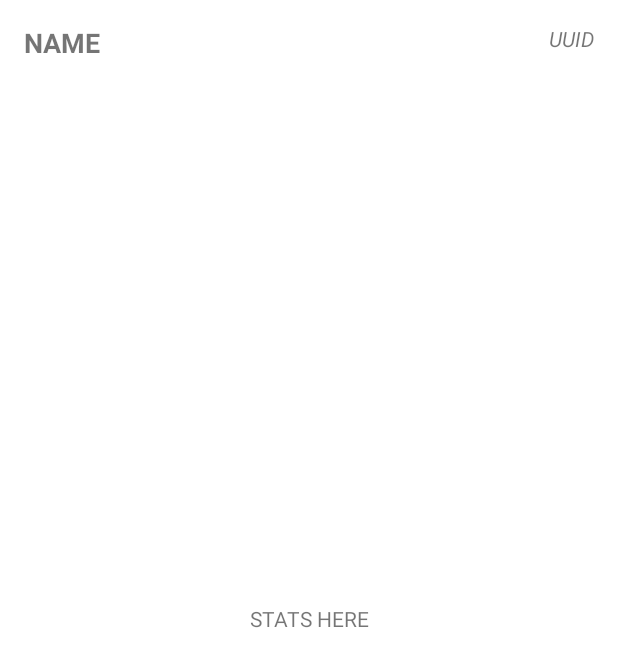
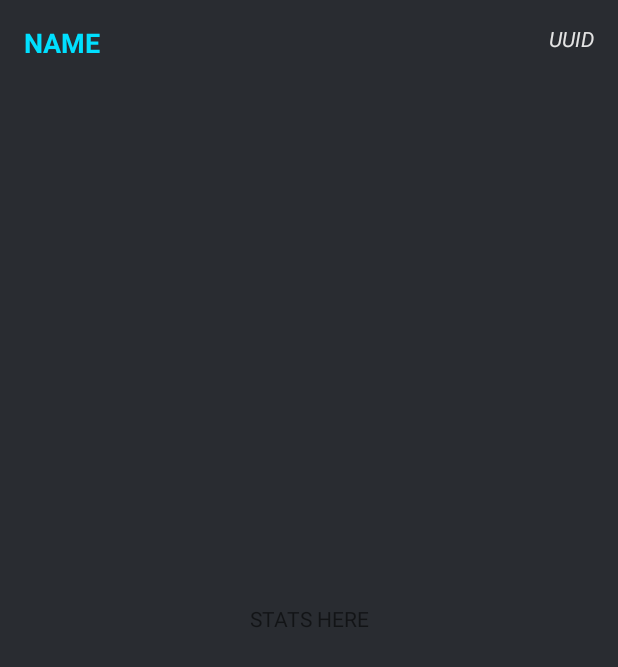
Before and after one commit to Abstract-Programming/NUMC_Statsapp, an Android app: the layout activity_user_stats.xml on its own in the app's theme, with its tools: preview values and no code run, on a phone screen of 412 x 824 dp. Shown: the top 667 px of the screen. Run offline under Robolectric (Android 15) with nearby library versions, the phone set to English and light mode, and no system bars.

```diff
--- a/app/src/main/res/layout/activity_user_stats.xml
+++ b/app/src/main/res/layout/activity_user_stats.xml
@@ -4,6 +4,7 @@
     xmlns:tools="http://schemas.android.com/tools"
     android:layout_width="match_parent"
     android:layout_height="match_parent"
+    android:background="#292C31"
     tools:context=".View.UserStats">
 
     <TextView
@@ -13,6 +14,7 @@
         android:layout_marginTop="16dp"
         android:layout_marginEnd="16dp"
         android:text="UUID"
+        android:textColor="#E4E4E4"
         android:textSize="14sp"
         android:textStyle="italic"
         app:layout_constraintEnd_toEndOf="parent"
@@ -25,6 +27,7 @@
         android:layout_marginStart="16dp"
         android:layout_marginTop="16dp"
         android:text="NAME"
+        android:textColor="#00E0FF"
         android:textSize="18sp"
         android:textStyle="bold"
         app:layout_constraintStart_toStartOf="parent"
```
Also changed, not shown: app/src/main/java/com/neumontmc/stats_app/Activities/SearchUsersActivity.java (+14 -2 lines).
